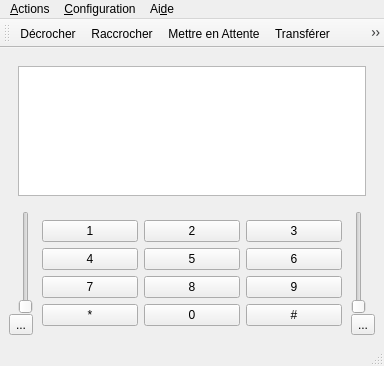
Qt form sflphone-qt.ui (KDE/ring-kde) before a commit.
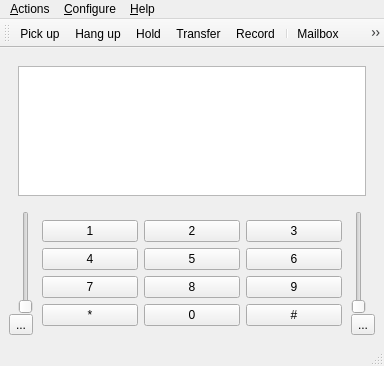
The same form after that commit. Icons and pictures are not drawn.

```diff
--- a/sflphone-qt.ui
+++ b/sflphone-qt.ui
@@ -356,7 +356,7 @@
      <height>25</height>
     </rect>
    </property>
-   <widget class="QMenu" name="menuActions" >
+   <widget class="QMenu" name="menu_Actions" >
     <property name="title" >
      <string>&amp;Actions</string>
     </property>
@@ -368,9 +368,9 @@
     <addaction name="separator" />
     <addaction name="action_mailBox" />
    </widget>
-   <widget class="QMenu" name="menu_Configuration" >
+   <widget class="QMenu" name="menu_Configure" >
     <property name="title" >
-     <string>&amp;Configuration</string>
+     <string>&amp;Configure</string>
     </property>
     <addaction name="action_displayVolumeControls" />
     <addaction name="action_displayDialpad" />
@@ -379,15 +379,15 @@
     <addaction name="action_configureAudio" />
     <addaction name="action_configureSflPhone" />
    </widget>
-   <widget class="QMenu" name="menuAide" >
+   <widget class="QMenu" name="menu_help" >
     <property name="title" >
-     <string>Ai&amp;de</string>
+     <string>&amp;Help</string>
     </property>
     <addaction name="action_About" />
    </widget>
-   <addaction name="menuActions" />
-   <addaction name="menu_Configuration" />
-   <addaction name="menuAide" />
+   <addaction name="menu_Actions" />
+   <addaction name="menu_Configure" />
+   <addaction name="menu_help" />
   </widget>
   <widget class="QStatusBar" name="statusbar" />
   <widget class="QToolBar" name="toolBar" >
@@ -415,7 +415,7 @@
      <normaloff>:/images/icons/call.svg</normaloff>:/images/icons/call.svg</iconset>
    </property>
    <property name="text" >
-    <string>&amp;Décrocher</string>
+    <string>&amp;Pick up</string>
    </property>
   </action>
   <action name="action_refuse" >
@@ -424,7 +424,7 @@
      <normaloff>:/images/icons/hang_up.svg</normaloff>:/images/icons/hang_up.svg</iconset>
    </property>
    <property name="text" >
-    <string>&amp;Raccrocher</string>
+    <string>&amp;Hang up</string>
    </property>
   </action>
   <action name="action_hold" >
@@ -433,7 +433,7 @@
      <normaloff>:/images/icons/hold.svg</normaloff>:/images/icons/hold.svg</iconset>
    </property>
    <property name="text" >
-    <string>Mettre en &amp;Attente</string>
+    <string>H&amp;old</string>
    </property>
   </action>
   <action name="action_transfer" >
@@ -445,7 +445,7 @@
      <normaloff>:/images/icons/transfert.svg</normaloff>:/images/icons/transfert.svg</iconset>
    </property>
    <property name="text" >
-    <string>&amp;Transférer</string>
+    <string>&amp;Transfer</string>
    </property>
   </action>
   <action name="action_history" >
@@ -457,7 +457,7 @@
      <normaloff>:/images/icons/history2.svg</normaloff>:/images/icons/history2.svg</iconset>
    </property>
    <property name="text" >
-    <string>&amp;Historique</string>
+    <string>H&amp;istory</string>
    </property>
   </action>
   <action name="action_mailBox" >
@@ -466,7 +466,7 @@
      <normaloff>:/images/icons/mailbox.svg</normaloff>:/images/icons/mailbox.svg</iconset>
    </property>
    <property name="text" >
-    <string>&amp;Boîte Vocale</string>
+    <string>&amp;Mailbox</string>
    </property>
   </action>
   <action name="action_configureAccounts" >
```
Left out of the diff: 18 changed lines with no effect on the pictures.
